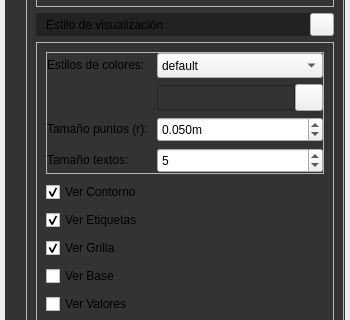
Qt form app/ui/widget_result_menu_animation.ui (edwinar13/MPM-UN) before a commit; both pictures show x 0 to 350 and y 335 to 655 of the 350 by 889 pixel window.
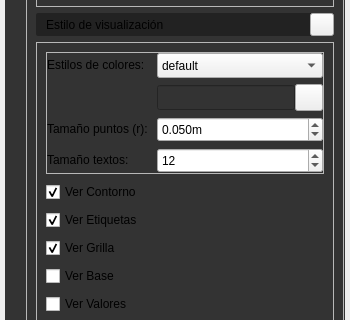
The same form after that commit. Icons and pictures are not drawn.

What changed in the file:
```diff
--- a/app/ui/widget_result_menu_animation.ui
+++ b/app/ui/widget_result_menu_animation.ui
@@ -1889,7 +1889,7 @@
                      <number>1</number>
                     </property>
                     <property name="value">
-                     <number>5</number>
+                     <number>12</number>
                     </property>
                     <property name="displayIntegerBase">
                      <number>10</number>
```
Left out of the diff: 10 changed lines with no effect on the pictures.
